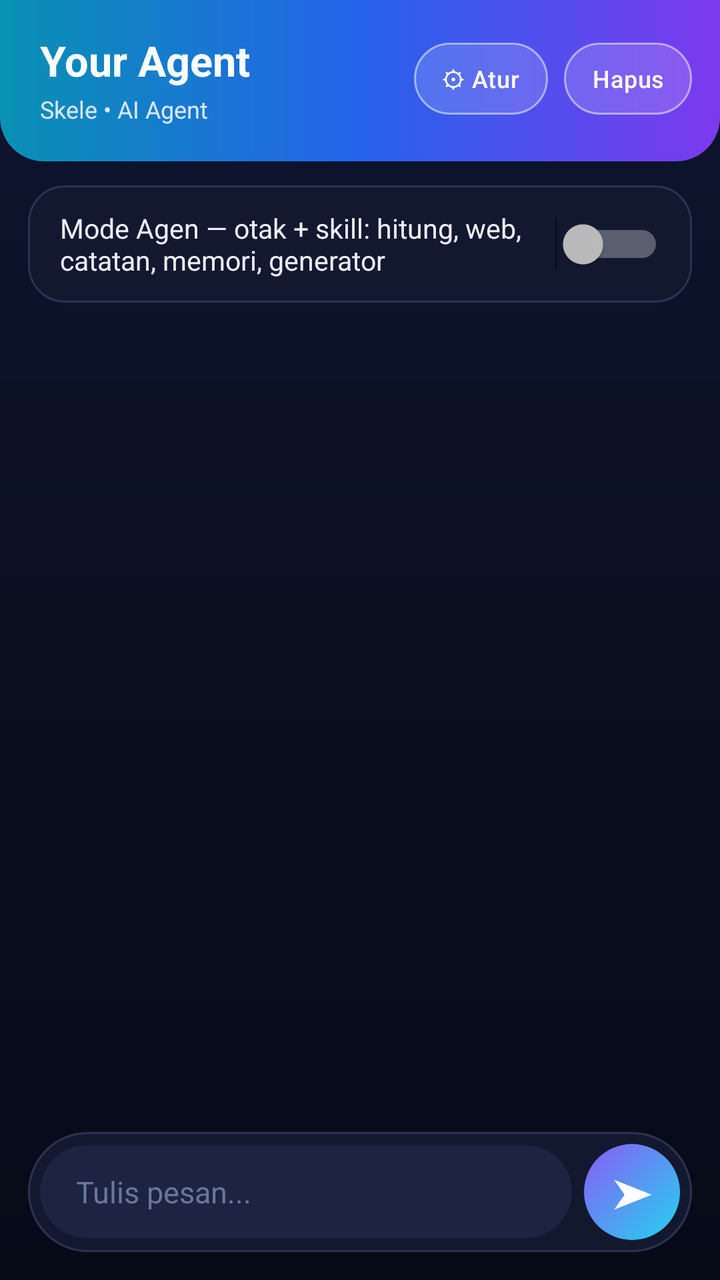
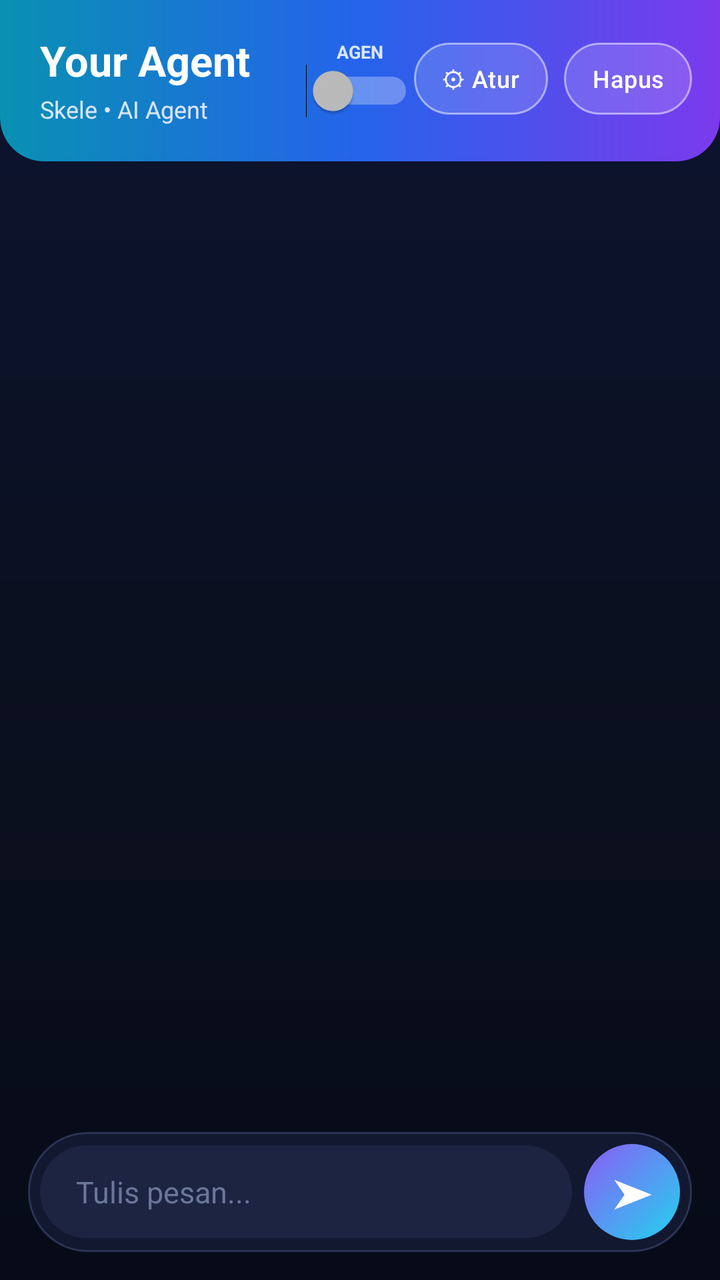

The first picture is an Android layout as it rendered before a commit; the second is the same layout after the commit. The layout source and the unified diff follow.
<!-- AndroidManifest.xml: application theme Theme.YourAgent -->
<!-- res/layout/activity_main.xml -->
<?xml version="1.0" encoding="utf-8"?>
<LinearLayout xmlns:android="http://schemas.android.com/apk/res/android"
    android:id="@+id/rootLayout"
    android:layout_width="match_parent"
    android:layout_height="match_parent"
    android:background="@drawable/bg_app"
    android:orientation="vertical">

    
    <LinearLayout
        android:layout_width="match_parent"
        android:layout_height="wrap_content"
        android:background="@drawable/bg_header"
        android:gravity="center_vertical"
        android:orientation="horizontal"
        android:paddingStart="20dp"
        android:paddingTop="16dp"
        android:paddingEnd="14dp"
        android:paddingBottom="18dp">

        <LinearLayout
            android:layout_width="0dp"
            android:layout_height="wrap_content"
            android:layout_weight="1"
            android:orientation="vertical">

            <TextView
                android:layout_width="wrap_content"
                android:layout_height="wrap_content"
                android:text="Your Agent"
                android:textColor="@color/text_on_gradient"
                android:textSize="21sp"
                android:textStyle="bold" />

            <TextView
                android:layout_width="wrap_content"
                android:layout_height="wrap_content"
                android:layout_marginTop="2dp"
                android:text="Skele • AI Agent"
                android:textColor="#D9E6FF"
                android:textSize="12sp" />
        </LinearLayout>

        <Button
            android:id="@+id/buttonSettings"
            style="@style/Widget.YourAgent.ChipButton"
            android:text="⚙ Atur" />

        <Button
            android:id="@+id/buttonClear"
            style="@style/Widget.YourAgent.ChipButton"
            android:layout_marginStart="8dp"
            android:text="Hapus" />
    </LinearLayout>

    
    <LinearLayout
        android:id="@+id/agentBar"
        android:layout_width="match_parent"
        android:layout_height="wrap_content"
        android:layout_marginStart="14dp"
        android:layout_marginTop="12dp"
        android:layout_marginEnd="14dp"
        android:background="@drawable/bg_agent_bar"
        android:gravity="center_vertical"
        android:orientation="horizontal"
        android:paddingStart="6dp"
        android:paddingTop="4dp"
        android:paddingEnd="14dp"
        android:paddingBottom="4dp">

        <Switch
            android:id="@+id/switchAgent"
            android:layout_width="wrap_content"
            android:layout_height="wrap_content"
            android:paddingStart="10dp"
            android:paddingTop="8dp"
            android:paddingBottom="8dp"
            android:text="Mode Agen — otak + skill: hitung, web, catatan, memori, generator"
            android:textColor="@color/text_primary"
            android:textSize="13.5sp" />

        <TextView
            android:id="@+id/textAgentStatus"
            android:layout_width="0dp"
            android:layout_height="wrap_content"
            android:layout_weight="1"
            android:gravity="end"
            android:text="● MATI"
            android:textSize="12sp"
            android:textStyle="bold" />
    </LinearLayout>

    
    <ScrollView
        android:id="@+id/scrollChat"
        android:layout_width="match_parent"
        android:layout_height="0dp"
        android:layout_weight="1"
        android:clipToPadding="false"
        android:paddingStart="16dp"
        android:paddingTop="14dp"
        android:paddingEnd="16dp"
        android:paddingBottom="10dp"
        android:scrollbars="none">

        <LinearLayout
            android:id="@+id/chatContainer"
            android:layout_width="match_parent"
            android:layout_height="wrap_content"
            android:orientation="vertical" />
    </ScrollView>

    
    <LinearLayout
        android:layout_width="match_parent"
        android:layout_height="wrap_content"
        android:layout_marginStart="14dp"
        android:layout_marginEnd="14dp"
        android:layout_marginBottom="14dp"
        android:background="@drawable/bg_input_bar"
        android:gravity="center_vertical"
        android:orientation="horizontal"
        android:padding="6dp">

        <EditText
            android:id="@+id/editMessage"
            android:layout_width="0dp"
            android:layout_height="wrap_content"
            android:layout_marginEnd="6dp"
            android:layout_weight="1"
            android:background="@drawable/bg_edit_pill"
            android:hint="Tulis pesan..."
            android:imeOptions="actionSend"
            android:inputType="textMultiLine|textCapSentences"
            android:maxLines="4"
            android:paddingStart="18dp"
            android:paddingTop="13dp"
            android:paddingEnd="18dp"
            android:paddingBottom="13dp"
            android:textColor="@color/text_primary"
            android:textColorHint="@color/text_hint"
            android:textSize="15sp" />

        <Button
            android:id="@+id/buttonSend"
            style="@style/Widget.YourAgent.SendButton"
            android:text="➤" />
    </LinearLayout>

</LinearLayout>
<!-- resources referenced by this layout -->
<resources>
  <color name="text_hint">#6B7699</color>
  <color name="text_on_gradient">#FFFFFF</color>
  <color name="text_primary">#EDF1FF</color>
  <!-- drawable bg_agent_bar (drawable) -->
  <?xml version="1.0" encoding="utf-8"?>
  <shape xmlns:android="http://schemas.android.com/apk/res/android"
      android:shape="rectangle">
      <corners android:radius="18dp" />
      <solid android:color="#121830" />
      <stroke
          android:width="1dp"
          android:color="#2A3352" />
  </shape>
  <!-- drawable bg_app (drawable) -->
  <?xml version="1.0" encoding="utf-8"?>
  <shape xmlns:android="http://schemas.android.com/apk/res/android"
      android:shape="rectangle">
      <gradient
          android:angle="270"
          android:startColor="#0D1430"
          android:centerColor="#0B1020"
          android:endColor="#070B18"
          android:type="linear" />
  </shape>
  <!-- drawable bg_edit_pill (drawable) -->
  <?xml version="1.0" encoding="utf-8"?>
  <shape xmlns:android="http://schemas.android.com/apk/res/android"
      android:shape="rectangle">
      <corners android:radius="24dp" />
      <solid android:color="#1C2442" />
  </shape>
  <!-- drawable bg_header (drawable) -->
  <?xml version="1.0" encoding="utf-8"?>
  <shape xmlns:android="http://schemas.android.com/apk/res/android"
      android:shape="rectangle">
      <gradient
          android:angle="0"
          android:startColor="#0891B2"
          android:centerColor="#2563EB"
          android:endColor="#7C3AED"
          android:type="linear" />
      <corners
          android:bottomLeftRadius="22dp"
          android:bottomRightRadius="22dp" />
  </shape>
  <!-- drawable bg_input_bar (drawable) -->
  <?xml version="1.0" encoding="utf-8"?>
  <shape xmlns:android="http://schemas.android.com/apk/res/android"
      android:shape="rectangle">
      <corners android:radius="30dp" />
      <solid android:color="#121830" />
      <stroke
          android:width="1dp"
          android:color="#2A3352" />
  </shape>
  <style name="Widget.YourAgent.ChipButton" parent="Widget.AppCompat.Button.Borderless">
          <item name="android:layout_width">wrap_content</item>
          <item name="android:layout_height">36dp</item>
          <item name="android:minWidth">0dp</item>
          <item name="android:minHeight">0dp</item>
          <item name="android:paddingStart">14dp</item>
          <item name="android:paddingEnd">14dp</item>
          <item name="android:background">@drawable/bg_chip_header</item>
          <item name="android:textColor">@color/text_on_gradient</item>
          <item name="android:textSize">12sp</item>
          <item name="android:textAllCaps">false</item>
          <item name="android:letterSpacing">0.02</item>
      </style>
  <style name="Widget.YourAgent.SendButton" parent="Widget.AppCompat.Button.Borderless">
          <item name="android:layout_width">48dp</item>
          <item name="android:layout_height">48dp</item>
          <item name="android:minWidth">0dp</item>
          <item name="android:minHeight">0dp</item>
          <item name="android:padding">0dp</item>
          <item name="android:background">@drawable/btn_send</item>
          <item name="android:textColor">@color/text_on_gradient</item>
          <item name="android:textSize">19sp</item>
          <item name="android:textStyle">bold</item>
          <item name="android:textAllCaps">false</item>
      </style>
  <style name="Theme.YourAgent" parent="Theme.AppCompat.NoActionBar">
          <item name="colorPrimary">@color/accent_cyan</item>
          <item name="colorAccent">@color/accent_violet</item>
          <item name="android:windowBackground">@color/bg_navy_deep</item>
          <item name="android:statusBarColor">@color/bg_navy_deep</item>
          <item name="android:navigationBarColor">@color/bg_navy_deep</item>
      </style>
  <color name="accent_cyan">#22D3EE</color>
  <color name="accent_violet">#8B5CF6</color>
  <color name="bg_navy_deep">#070B18</color>
  <!-- unchanged entries left out for length: 2 -->
</resources>

<!-- the commit's change to res/layout/activity_main.xml (unified diff, before → after) -->
@@ -41,6 +41,26 @@
                 android:textSize="12sp" />
         </LinearLayout>
 
+        <LinearLayout
+            android:layout_width="wrap_content"
+            android:layout_height="wrap_content"
+            android:gravity="center_horizontal"
+            android:orientation="vertical">
+
+            <TextView
+                android:layout_width="wrap_content"
+                android:layout_height="wrap_content"
+                android:text="AGEN"
+                android:textColor="#D9E6FF"
+                android:textSize="9sp"
+                android:textStyle="bold" />
+
+            <Switch
+                android:id="@+id/switchAgent"
+                android:layout_width="wrap_content"
+                android:layout_height="wrap_content" />
+        </LinearLayout>
+
         <Button
             android:id="@+id/buttonSettings"
             style="@style/Widget.YourAgent.ChipButton"
@@ -51,44 +71,6 @@
             style="@style/Widget.YourAgent.ChipButton"
             android:layout_marginStart="8dp"
             android:text="Hapus" />
-    </LinearLayout>
-
-    
-    <LinearLayout
-        android:id="@+id/agentBar"
-        android:layout_width="match_parent"
-        android:layout_height="wrap_content"
-        android:layout_marginStart="14dp"
-        android:layout_marginTop="12dp"
-        android:layout_marginEnd="14dp"
-        android:background="@drawable/bg_agent_bar"
-        android:gravity="center_vertical"
-        android:orientation="horizontal"
-        android:paddingStart="6dp"
-        android:paddingTop="4dp"
-        android:paddingEnd="14dp"
-        android:paddingBottom="4dp">
-
-        <Switch
-            android:id="@+id/switchAgent"
-            android:layout_width="wrap_content"
-            android:layout_height="wrap_content"
-            android:paddingStart="10dp"
-            android:paddingTop="8dp"
-            android:paddingBottom="8dp"
-            android:text="Mode Agen — otak + skill: hitung, web, catatan, memori, generator"
-            android:textColor="@color/text_primary"
-            android:textSize="13.5sp" />
-
-        <TextView
-            android:id="@+id/textAgentStatus"
-            android:layout_width="0dp"
-            android:layout_height="wrap_content"
-            android:layout_weight="1"
-            android:gravity="end"
-            android:text="● MATI"
-            android:textSize="12sp"
-            android:textStyle="bold" />
     </LinearLayout>
 
     
<!-- resource entries referenced after the edit -->
@@ -3,16 +3,6 @@
   <color name="text_hint">#6B7699</color>
   <color name="text_on_gradient">#FFFFFF</color>
   <color name="text_primary">#EDF1FF</color>
-  <!-- drawable bg_agent_bar (drawable) -->
-  <?xml version="1.0" encoding="utf-8"?>
-  <shape xmlns:android="http://schemas.android.com/apk/res/android"
-      android:shape="rectangle">
-      <corners android:radius="18dp" />
-      <solid android:color="#121830" />
-      <stroke
-          android:width="1dp"
-          android:color="#2A3352" />
-  </shape>
   <!-- drawable bg_app (drawable) -->
   <?xml version="1.0" encoding="utf-8"?>
   <shape xmlns:android="http://schemas.android.com/apk/res/android"
